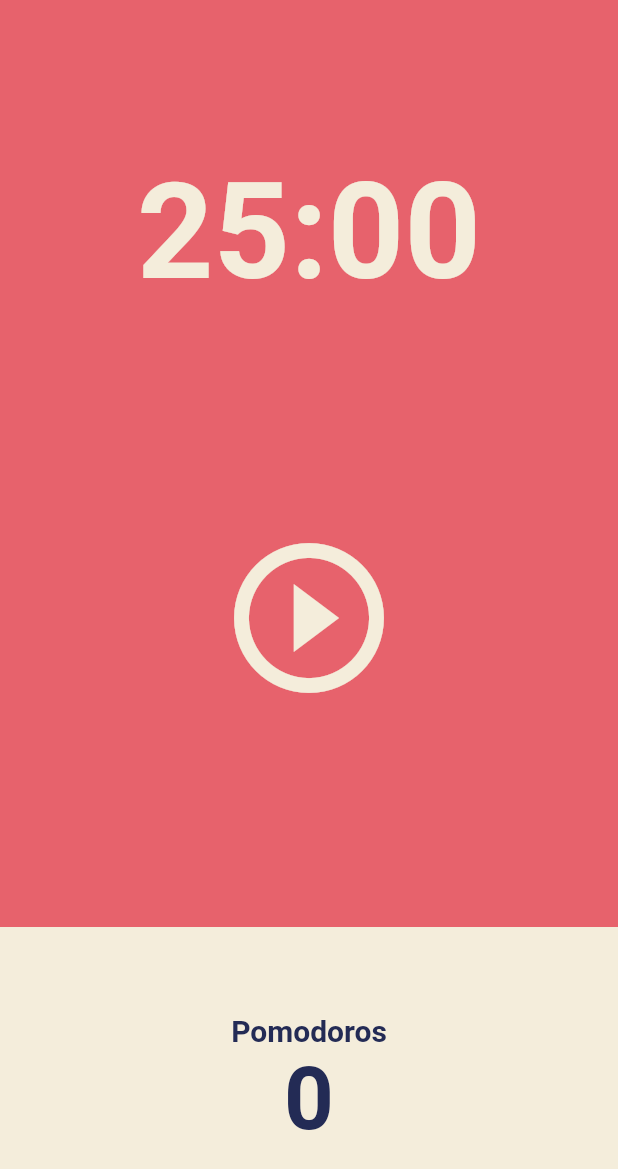
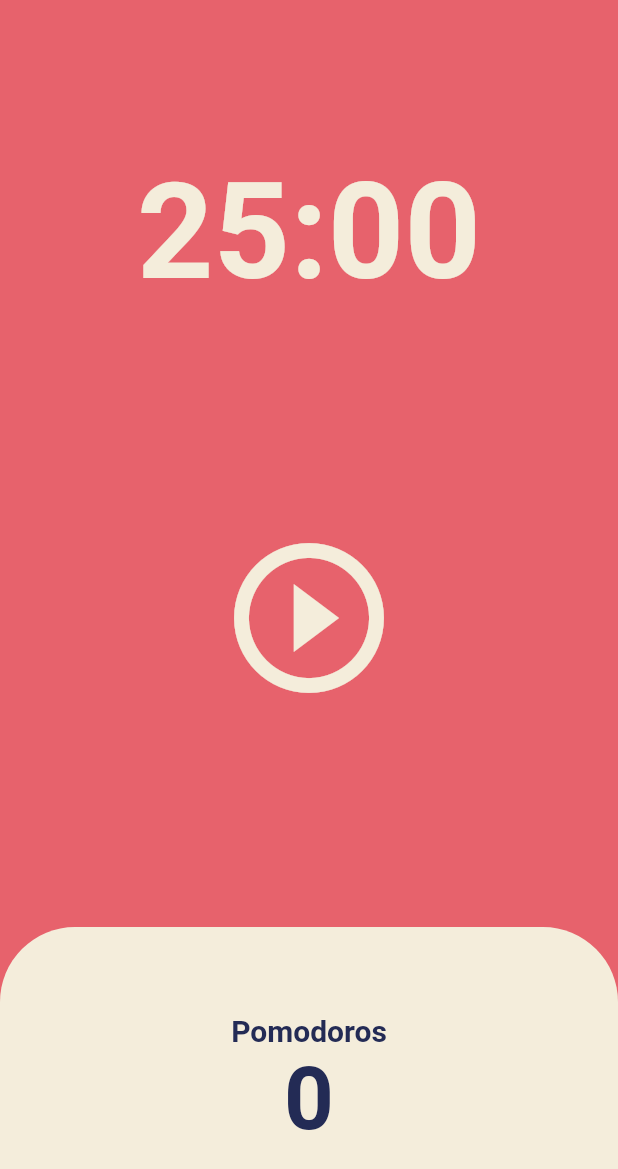
Before and after one commit to Qandi430/pomodoro_flutter, a Flutter app: the screen it shows after launch, after a tap on the "play circle outline" icon, on a phone screen of 412 x 824 dp. Shown: the top 1169 px of the screen. Run offline on Flutter 3.47's test engine with Material 2 defaults, Android fonts, the phone set to English and light mode, and no system bars.

```diff
--- a/lib/screens/home_screen.dart
+++ b/lib/screens/home_screen.dart
@@ -1,3 +1,5 @@
+import 'dart:async';
+
 import 'package:flutter/material.dart';
 
 class HomeScreen extends StatefulWidget {
@@ -8,6 +10,22 @@ class HomeScreen extends StatefulWidget {
 }
 
 class _HomeScreenState extends State<HomeScreen> {
+  int totalSeconds = 1500;
+  late Timer timer; //late vatiable modifier는 이 property를 당장 초기화하지 않아도 된다는것을 뜻함.
+  //property를 사용하기전에 초기화 한다고 계약
+  void onTick(Timer time) {
+    setState(() {
+      totalSeconds -= 1;
+    });
+  }
+
+  void onStartPressed() {
+    timer = Timer.periodic(
+      const Duration(seconds: 1),
+      onTick,
+    ); //타이버 함수는 주기(첫번째 파라미터)마다  함수(2번째 파라미터)를 실행
+  }
+
   @override
   Widget build(BuildContext context) {
     return Scaffold(
@@ -34,7 +52,7 @@ class _HomeScreenState extends State<HomeScreen> {
               child: IconButton(
                 iconSize: 120,
                 color: Theme.of(context).cardColor,
-                onPressed: () {},
+                onPressed: onStartPressed,
                 icon: const Icon(Icons.play_circle_outline),
               ),
             ),
@@ -45,8 +63,13 @@ class _HomeScreenState extends State<HomeScreen> {
               children: [
                 Expanded(
                   child: Container(
-                    decoration:
-                        BoxDecoration(color: Theme.of(context).cardColor),
+                    decoration: BoxDecoration(
+                      color: Theme.of(context).cardColor,
+                      borderRadius: const BorderRadius.only(
+                        topRight: Radius.circular(50),
+                        topLeft: Radius.circular(50),
+                      ),
+                    ),
                     child: Column(
                       mainAxisAlignment: MainAxisAlignment.center,
                       children: [
```
